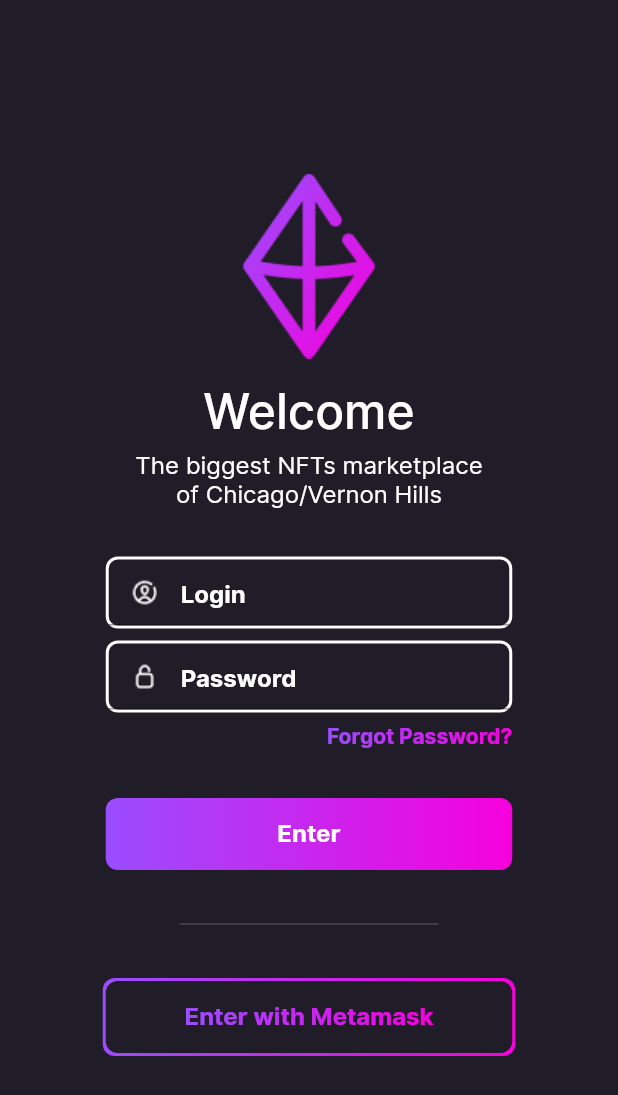
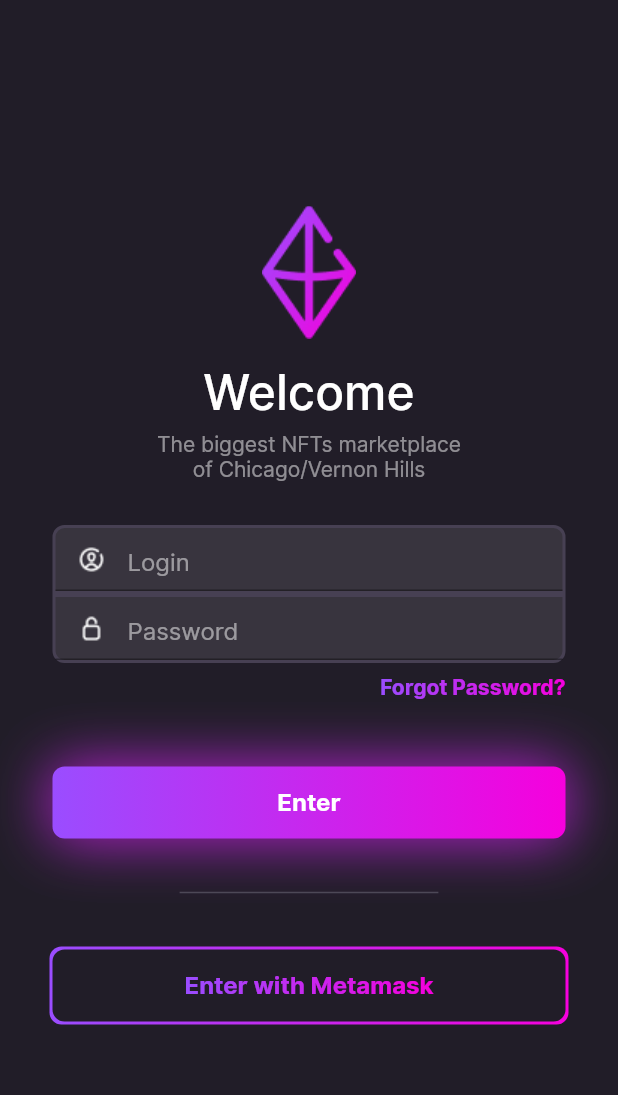
Before and after one commit to pedrooruass/ST_curso_figma, a Flutter app: the screen it shows after launch, on a phone screen of 412 x 824 dp. Shown: the top 1095 px of the screen. Run offline on Flutter 3.47's test engine with Material 2 defaults, Android fonts, the phone set to English and light mode, and no system bars; drawn by our look-alikes of simple_gradient_text.

Commit message:
Second Design

```diff
--- a/lib/screens/home/home_screen.dart
+++ b/lib/screens/home/home_screen.dart
@@ -31,21 +31,21 @@ class HomeScreen extends StatelessWidget {
             Padding(
               padding: const EdgeInsets.all(4),
               child: Column(
-                children: const [
+                children: [
                   Text(
                     "The biggest NFTs marketplace",
                     style: TextStyle(
-                      fontSize: 16,
+                      fontSize: 14,
                       fontWeight: FontWeight.w300,
-                      color: AppColors.white,
+                      color: AppColors.white.withOpacity(0.5),
                     ),
                   ),
                   Text(
                     "of Chicago/Vernon Hills",
                     style: TextStyle(
-                      fontSize: 16,
+                      fontSize: 14,
                       fontWeight: FontWeight.w300,
-                      color: AppColors.white,
+                      color: AppColors.white.withOpacity(0.5),
                     ),
                   ),
                 ],
@@ -55,16 +55,20 @@ class HomeScreen extends StatelessWidget {
               height: 24,
             ),
             textFormFieldCredentialsWidget(
-                hint: "Login", iconAsset: "assets/icons/User.png"),
+              hint: "Login",
+              iconAsset: "assets/icons/User.png",
+              isLogin: true,
+            ),
             Column(
               crossAxisAlignment: CrossAxisAlignment.end,
               children: [
                 textFormFieldCredentialsWidget(
                   hint: "Password",
                   iconAsset: "assets/icons/Locker.png",
+                  isLogin: false,
                 ),
                 Padding(
-                  padding: const EdgeInsets.symmetric(vertical: 4),
+                  padding: const EdgeInsets.only(top: 8, bottom: 16),
                   child: GradientText(
                     "Forgot Password?",
                     colors: const [
@@ -86,11 +90,20 @@ class HomeScreen extends StatelessWidget {
               alignment: Alignment.center,
               margin: const EdgeInsets.symmetric(vertical: 4),
               height: 48,
-              width: 271,
+              width: 342,
               decoration: BoxDecoration(
                   gradient: AppColors.gradient1,
                   borderRadius: BorderRadius.circular(8),
+                  boxShadow: [
+                    BoxShadow(
+                      color: AppColors.p500.withOpacity(0.5),
+                      blurRadius: 33,
                     ),
+                    BoxShadow(
+                      color: AppColors.s500.withOpacity(0.5),
+                      blurRadius: 33,
+                    ),
+                  ]),
               child: const Text(
                 "Enter",
                 style: TextStyle(
@@ -121,7 +134,7 @@ class HomeScreen extends StatelessWidget {
                   alignment: Alignment.center,
                   margin: const EdgeInsets.all(2),
                   height: 48,
-                  width: 271,
+                  width: 342,
                   decoration: BoxDecoration(
                     color: AppColors.background,
                     borderRadius: BorderRadius.circular(8),
@@ -170,17 +183,24 @@ class HomeScreen extends StatelessWidget {
   }
 
   Widget textFormFieldCredentialsWidget(
-      {required String hint, required String iconAsset}) {
+      {required String hint,
+      required String iconAsset,
+      required bool isLogin}) {
     return Container(
-      margin: const EdgeInsets.symmetric(vertical: 4),
-      height: 48,
-      width: 271,
+      height: 46,
+      width: 342,
       decoration: BoxDecoration(
+        color: AppColors.white.withOpacity(0.1),
         border: Border.all(
-          color: Colors.white,
+          color: const Color(0xFF474053),
           width: 2,
         ),
-        borderRadius: BorderRadius.circular(8),
+        borderRadius: isLogin
+            ? const BorderRadius.only(
+                topLeft: Radius.circular(8), topRight: Radius.circular(8))
+            : const BorderRadius.only(
+                bottomLeft: Radius.circular(8),
+                bottomRight: Radius.circular(8)),
       ),
       child: TextFormField(
         textAlign: TextAlign.start,
@@ -191,10 +211,10 @@ class HomeScreen extends StatelessWidget {
             color: AppColors.white,
           ),
           hintText: hint,
-          hintStyle: const TextStyle(
+          hintStyle: TextStyle(
             fontSize: 16,
-            fontWeight: FontWeight.w700,
-            color: AppColors.white,
+            fontWeight: FontWeight.w300,
+            color: AppColors.white.withOpacity(0.5),
           ),
         ),
       ),
```
Also changed, not shown: assets/icons/Crypto.png. Lines whose indentation alone changed are shown as unchanged.
